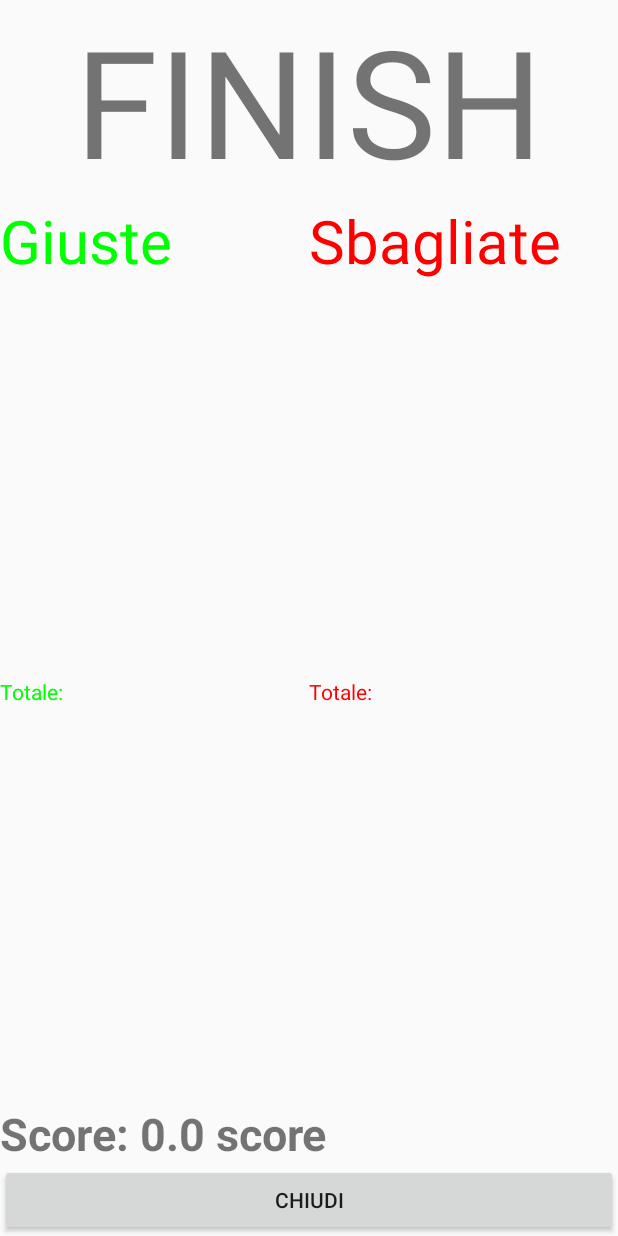
After one commit to mions1/versus, an Android app: the DisplayFinish screen opened directly, with no data from a screen before it, on a phone screen of 412 x 824 dp. The commit adds this screen. Run offline under Robolectric (Android 15) with nearby library versions, the phone set to English and light mode, and no system bars; 8 statements that could not run were skipped.

Commit message:
finish: add score display after game over
When the game is over, a finish screen will be displayed and you can see how many rigthts you do and the score

```diff
--- a/app/src/main/AndroidManifest.xml
+++ b/app/src/main/AndroidManifest.xml
@@ -17,6 +17,7 @@
             </intent-filter>
         </activity>
         <activity android:name=".MainActivity" />
+        <activity android:name=".gui.DisplayFinish" />
     </application>
 
 </manifest>
--- a/app/src/main/java/com/example/versus/MainActivity.kt
+++ b/app/src/main/java/com/example/versus/MainActivity.kt
@@ -11,6 +11,7 @@ import android.widget.LinearLayout
 import android.widget.TextView
 import androidx.constraintlayout.widget.ConstraintLayout
 import com.example.versus.arcade.Game
+import com.example.versus.gui.DisplayFinish
 import java.util.*
 import kotlin.concurrent.timer
 
@@ -47,7 +48,7 @@ class MainActivity : Activity(), GestureDetector.OnGestureListener, GestureDetec
         llA = findViewById(R.id.llA)
         llB = findViewById(R.id.llB)
         tvTimer = findViewById(R.id.tvTimer)
-        tvTimer!!.text = "00:20"
+        tvTimer!!.text = "00:17"
         gestureDetector = GestureDetector(this, this)
         gestureDetector!!.setOnDoubleTapListener(this)
     }
@@ -189,11 +190,11 @@ class MainActivity : Activity(), GestureDetector.OnGestureListener, GestureDetec
     }
 
     override fun finish() {
-        var right = game!!.getResults().right
-        var wrong = game!!.getResults().wrong
-        var intent: Intent = Intent(this, HomeActivity::class.java).apply {
-            putExtra("Right", right)
-            putExtra("Wrong", wrong)
+        var rights = game!!.getResults().rights
+        var wrongs = game!!.getResults().wrongs
+        var intent: Intent = Intent(this, DisplayFinish::class.java).apply {
+            putExtra("rights", rights)
+            putExtra("wrongs", wrongs)
         }
         startActivity(intent)
         super.finish()
--- a/app/src/main/java/com/example/versus/arcade/Game.kt
+++ b/app/src/main/java/com/example/versus/arcade/Game.kt
@@ -5,7 +5,7 @@ import kotlin.random.Random
 data class Category(var topic: String, var left: String, var right: String)
 data class Alternatives(var words: HashMap<String,Int>)
 data class Answers(var left: ArrayList<String>, var right: ArrayList<String>)
-data class Results(var right: Int, var wrong: Int)
+data class Results(var right: Int, var wrong: Int, var rights: ArrayList<String>, var wrongs: ArrayList<String>)
 
 class Game {
 
@@ -46,7 +46,7 @@ class Game {
         this.category = Game.CATEGORIES.get(index)
         this.alternatives = ArrayList(Game.ALTERNATIVES.get(index).words.keys)
         this.answers = Answers(ArrayList<String>(), ArrayList<String>())
-        this.results = Results(0,0)
+        this.results = Results(0,0, ArrayList(), ArrayList())
         this.index = index
         getRandomWord()
     }
@@ -80,14 +80,22 @@ class Game {
     private fun computeResults(): Results {
         for ( (word,ans) in Game.ALTERNATIVES[this.index!!].words ) {
             Log.d("Results: ", word+": "+ans)
-            if (word in this.answers!!.left && ans == 0)
-                this.results!!.right ++
-            else if (word in this.answers!!.right && ans == 1)
-                this.results!!.right ++
-            else if (word in this.answers!!.left && ans == 1)
-                this.results!!.wrong ++
-            else if (word in this.answers!!.right && ans == 0)
-                this.results!!.wrong ++
+            if (word in this.answers!!.left && ans == 0) {
+                this.results!!.right++
+                this.results!!.rights.add(word)
+            }
+            else if (word in this.answers!!.right && ans == 1) {
+                this.results!!.right++
+                this.results!!.rights.add(word)
+            }
+            else if (word in this.answers!!.left && ans == 1) {
+                this.results!!.wrong++
+                this.results!!.wrongs.add(word)
+            }
+            else if (word in this.answers!!.right && ans == 0) {
+                this.results!!.wrong++
+                this.results!!.wrongs.add(word)
+            }
         }
         Log.d("MyAnsw: ", this.answers!!.toString() )
         return this.results!!
--- /dev/null
+++ b/app/src/main/java/com/example/versus/gui/DisplayFinish.kt
@@ -0,0 +1,77 @@
+package com.example.versus.gui
+
+import android.app.Activity
+import android.content.Intent
+import android.os.Bundle
+import android.view.View
+import android.widget.ArrayAdapter
+import android.widget.ListView
+import android.widget.TextView
+import com.example.versus.HomeActivity
+import com.example.versus.R
+import kotlinx.android.synthetic.main.activity_finish.view.*
+import java.lang.Integer.min
+import kotlin.math.round
+import kotlin.math.roundToLong
+
+class DisplayFinish: Activity() {
+
+    private var lvRight: ListView? = null
+    private var lvWrong: ListView? = null
+
+    private var tvTotalRight: TextView? = null
+    private var tvTotalWrong: TextView? = null
+
+    private var tvScore: TextView? = null
+
+    override fun onCreate(savedInstanceState: Bundle?) {
+        super.onCreate(savedInstanceState)
+        setContentView(R.layout.activity_finish)
+
+        lvRight = findViewById(R.id.lvRight)
+        lvWrong = findViewById(R.id.lvWrong)
+
+        tvTotalRight = findViewById(R.id.tvTotalRight)
+        tvTotalWrong = findViewById(R.id.tvTotalWrong)
+
+        tvScore = findViewById(R.id.tvScore)
+    }
+
+    override fun onStart() {
+        super.onStart()
+
+        val rights: ArrayList<String>? = intent.getStringArrayListExtra("rights")
+        val wrongs = intent.getStringArrayListExtra("wrongs")
+
+        var adapter_r = ArrayAdapter<String>(this, android.R.layout.simple_list_item_1, rights!!)
+        lvRight!!.adapter = adapter_r
+        adapter_r.notifyDataSetChanged()
+
+        var adapter_w = ArrayAdapter<String>(this, android.R.layout.simple_list_item_1, wrongs!!)
+        lvWrong!!.adapter = adapter_w
+        adapter_w.notifyDataSetChanged()
+
+        tvTotalRight!!.text = "Totale: "+rights!!.size.toString()
+        tvTotalWrong!!.text = "Totale: "+wrongs!!.size.toString()
+
+
+        var n_rights = rights!!.size.toFloat()
+        var n_wrongs = wrongs!!.size.toFloat()
+        var tot = n_rights+n_wrongs
+        var score = (n_rights*tot)/n_wrongs
+
+        tvScore!!.text = "Score: ${Math.round(score * 100) / 100.0} score"
+
+    }
+
+    fun close(v: View) {
+        finish()
+    }
+
+    override fun finish() {
+        var intent: Intent? = Intent(this, HomeActivity::class.java)
+        startActivity(intent)
+        super.finish()
+    }
+
+}
--- /dev/null
+++ b/app/src/main/res/layout/activity_finish.xml
@@ -0,0 +1,113 @@
+<?xml version="1.0" encoding="utf-8"?>
+<LinearLayout xmlns:android="http://schemas.android.com/apk/res/android"
+    android:layout_width="match_parent"
+    android:layout_height="match_parent"
+    android:orientation="vertical"
+    >
+    <TextView
+        android:layout_width="wrap_content"
+        android:layout_height="wrap_content"
+        android:text="FINISH"
+        android:textSize="100dp"
+        android:layout_gravity="center_horizontal"
+        />
+
+    <LinearLayout
+        android:layout_width="match_parent"
+        android:layout_height="wrap_content"
+        android:orientation="horizontal"
+        android:layout_weight="1"
+        >
+
+        <LinearLayout
+            android:layout_width="match_parent"
+            android:layout_height="wrap_content"
+            android:orientation="vertical"
+            android:layout_weight="1"
+            >
+
+            <TextView
+                android:layout_width="match_parent"
+                android:layout_height="wrap_content"
+                android:text="Giuste"
+                android:textSize="40dp"
+                android:textColor="@color/colorRightAnswers"
+                />
+
+            <ListView
+                android:id="@+id/lvRight"
+                android:layout_width="match_parent"
+                android:layout_height="wrap_content"
+                />
+
+        </LinearLayout>
+
+        <LinearLayout
+            android:layout_width="match_parent"
+            android:layout_height="wrap_content"
+            android:orientation="vertical"
+            android:layout_weight="1"
+            >
+            <TextView
+                android:layout_width="match_parent"
+                android:layout_height="wrap_content"
+                android:text="Sbagliate"
+                android:textSize="40dp"
+                android:textColor="@color/colorWrongAnswers"
+                />
+
+            <ListView
+                android:id="@+id/lvWrong"
+                android:layout_width="match_parent"
+                android:layout_height="wrap_content"
+                />
+
+        </LinearLayout>
+
+    </LinearLayout>
+
+    <LinearLayout
+        android:layout_width="match_parent"
+        android:layout_height="wrap_content"
+        android:orientation="horizontal"
+        android:layout_weight="1"
+        >
+
+        <TextView
+            android:id="@+id/tvTotalRight"
+            android:layout_width="match_parent"
+            android:layout_height="wrap_content"
+            android:text="Totale: "
+            android:textColor="@color/colorRightAnswers"
+            android:layout_weight="1"
+            />
+
+        <TextView
+            android:id="@+id/tvTotalWrong"
+            android:layout_width="match_parent"
+            android:layout_height="wrap_content"
+            android:text="Totale: "
+            android:textColor="@color/colorWrongAnswers"
+            android:layout_weight="1"
+            />
+
+    </LinearLayout>
+
+    <TextView
+        android:id="@+id/tvScore"
+        android:layout_width="match_parent"
+        android:layout_height="wrap_content"
+        android:text="SCORE: "
+        android:layout_gravity="center_horizontal"
+        android:textStyle="bold"
+        android:textSize="30dp"
+        />
+
+    <Button
+        android:layout_width="match_parent"
+        android:layout_height="wrap_content"
+        android:text="Chiudi"
+        android:onClick="close"
+        />
+
+</LinearLayout>
--- a/app/src/main/res/values/colors.xml
+++ b/app/src/main/res/values/colors.xml
@@ -6,4 +6,6 @@
     <color name="colorGameBg">#FFFFFF</color>
     <color name="colorGameCatA">#FF7373</color>
     <color name="colorGameCatB">#447EDB</color>
+    <color name="colorRightAnswers">#00FF00</color>
+    <color name="colorWrongAnswers">#FF0000</color>
 </resources>
```
